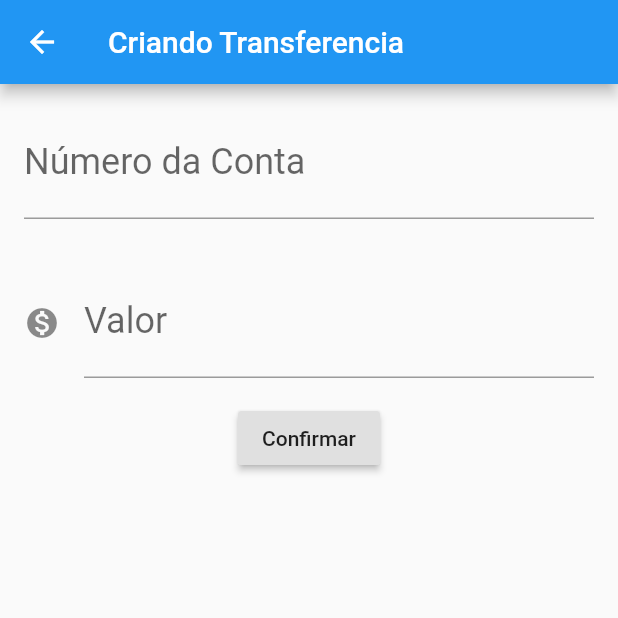
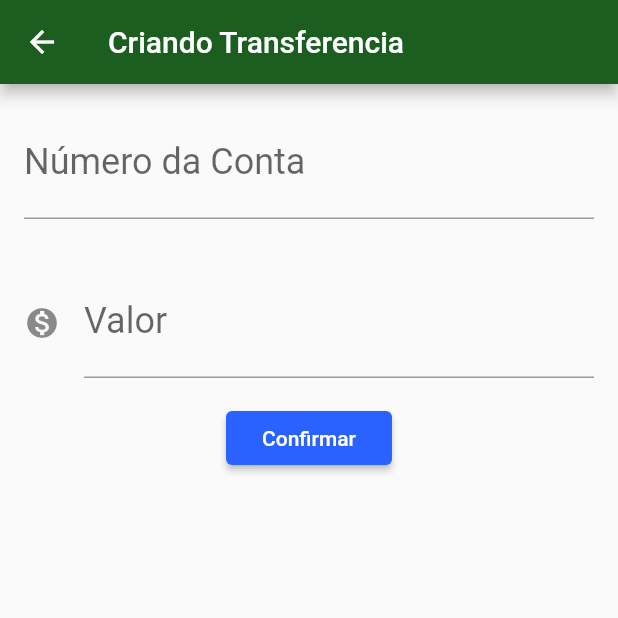
Before and after one commit to GMChristo/bytebank_Flutter, a Flutter app: the screen it shows after launch, after a tap on the "add" icon, on a phone screen of 412 x 824 dp, the top half of it. Run offline on Flutter 3.47's test engine with Material 2 defaults, Android fonts, the phone set to English and light mode, and no system bars.

Commit message:
05 - Utilizando StatefulWidgets

```diff
--- /dev/null
+++ b/lib/components/editor.dart
@@ -0,0 +1,39 @@
+import 'package:flutter/material.dart';
+
+class Editor extends StatelessWidget {
+  final TextEditingController controlador;
+  final String rotulo;
+  final String dica;
+  final IconData icone;
+
+  const Editor({
+    this.controlador,
+    this.rotulo,
+    this.dica,
+    this.icone,
+  }); //colocar os parametros no contrutor entre {} significa que sao opcionais
+
+  @override
+  Widget build(BuildContext context) {
+    return Padding(
+      padding: const EdgeInsets.all(
+          16.0), //padding cria o espaço entre os widgets, o .all aplica a toda a borda padding o msm valor
+      child: TextField(
+        controller: controlador,
+        style: TextStyle(
+            fontSize:
+                24.0 //define o tamanho da fonte que informa o nome do campo
+            ),
+        decoration: InputDecoration(
+          icon: icone != null
+              ? Icon(icone)
+              : null, //verifica se recebeu do contrutor um icone, se sim apresenta o icone se nao retorna null
+          labelText: rotulo, //apresenta o nome do campo
+          hintText: dica, //mostra uma dica quando o campo eh selecionado
+        ),
+        keyboardType: TextInputType
+            .number, //define o tipo de teclado que sera mostrado ao selecionar o campo, nesse caso teclado numerico
+      ),
+    );
+  }
+}
--- a/lib/main.dart
+++ b/lib/main.dart
@@ -1,3 +1,4 @@
+import 'package:bytebank/screens/transferencia/lista.dart';
 import 'package:flutter/material.dart';
 
 //https://api.flutter.dev/flutter/material/material-library.html - pagina do flutter com os widgets;
@@ -8,169 +9,15 @@ class BytebankApp extends StatelessWidget {
   @override
   Widget build(BuildContext context) {
     return MaterialApp(
-      home: Scaffold(
-        //aplica o widget de Scaffold, um layout;
-        body: ListaTransferencias(),
+      theme: ThemeData(
+        primaryColor: Colors.green[900],
+        accentColor: Colors.blueAccent[700],
+        buttonTheme: ButtonThemeData(
+          buttonColor: Colors.blueAccent[700],
+          textTheme: ButtonTextTheme.primary,
+        )
       ),
+      home: ListaTransferencias(),
     ); //implementa o uso do Material Design e informa para o MaterialApp que a pagina inicial eh a home;
   }
 }
-
-class FormularioTransferencia extends StatelessWidget {
-  final TextEditingController _controladorCampoNumeroConta =
-      TextEditingController();
-  final TextEditingController _controladorCampoValor = TextEditingController();
-
-  @override
-  Widget build(BuildContext context) {
-    return Scaffold(
-        appBar: AppBar(
-          title: Text('Criando Transferencia'),
-        ),
-        body: Column(
-          children: <Widget>[
-            Editor(
-              controlador: _controladorCampoNumeroConta,
-              dica: '0000',
-              rotulo: 'Número da Conta',
-            ),
-            Editor(
-              controlador: _controladorCampoValor,
-              dica: '0.00',
-              rotulo: 'Valor',
-              icone: Icons.monetization_on,
-            ),
-            RaisedButton(
-              child: Text('Confirmar'),
-              onPressed: () {
-                //tb pode ser escrito como: onPressed () => criaTransferencia()
-                _criaTransferencia(context);
-              },
-            ),
-          ],
-        ));
-  }
-
-  void _criaTransferencia(BuildContext context) {
-    final int numeroConta = int.tryParse(_controladorCampoNumeroConta
-        .text); //cria variavel para receber o num da conta, o parse converte ela de text para int
-    final double valor = double.tryParse(_controladorCampoValor.text);
-    if (numeroConta != null && valor != null) {
-      final transferenciaCriada = Transferencia(valor, numeroConta);
-      debugPrint(
-          '$transferenciaCriada'); //serve para apresentar msg no console, igual printf, '$transferenciaCriada' vai imprimir o valor da variavel
-          Navigator.pop(context, transferenciaCriada);
-    }
-  }
-}
-
-class Editor extends StatelessWidget {
-  final TextEditingController controlador;
-  final String rotulo;
-  final String dica;
-  final IconData icone;
-
-  const Editor(
-      {this.controlador,
-      this.rotulo,
-      this.dica,
-      this.icone}); //colocar os parametros no contrutor entre {} significa que sao opcionais
-
-  @override
-  Widget build(BuildContext context) {
-    return Padding(
-      padding: const EdgeInsets.all(
-          16.0), //padding cria o espaço entre os widgets, o .all aplica a toda a borda padding o msm valor
-      child: TextField(
-        controller: controlador,
-        style: TextStyle(
-            fontSize:
-                24.0 //define o tamanho da fonte que informa o nome do campo
-            ),
-        decoration: InputDecoration(
-          icon: icone != null
-              ? Icon(icone)
-              : null, //verifica se recebeu do contrutor um icone, se sim apresenta o icone se nao retorna null
-          labelText: rotulo, //apresenta o nome do campo
-          hintText: dica, //mostra uma dica quando o campo eh selecionado
-        ),
-        keyboardType: TextInputType
-            .number, //define o tipo de teclado que sera mostrado ao selecionar o campo, nesse caso teclado numerico
-      ),
-    );
-  }
-}
-
-class ListaTransferencias extends StatelessWidget {
-  //StatelessWidget nao tem a capacidade de alterar o conteudo diferente do StatefulWidget que consegue alterar o conteudo;
-
-  final List<Transferencia> _transferencias = List(); //cria uma lista de Transferencias
-
-  @override
-  Widget build(BuildContext context) {
-    return Scaffold(
-      appBar: AppBar(
-        //adiciona um widget de AppBar ao layout ja existente;
-        title:
-            Text('Transferências!'), //define o texto que eh mostrado na Appbar;
-      ),
-      body: ListView.builder(
-        itemCount: _transferencias.length, // define o tamanho da lista a ser apresentada na tela de acordo com a quantidade na List
-        itemBuilder: (context, indice){
-          final transferencia = _transferencias[indice];
-          return ItemTransferencia(transferencia);
-        },
-      ),
-      floatingActionButton: FloatingActionButton(
-        //adiciona um botao flutuante;
-        onPressed: () {
-          final Future<Transferencia> future = Navigator.push(
-            //Future implementa um callback que vai funcionar para receber uma possivel resposta durante a navegação
-            //O <Transferencia> esta informando que o retorno vai ser do tipo Transferencia
-            // Navigator.push eh o comando para implementar a mudança de tela
-            context,
-            MaterialPageRoute(builder: (context) {
-              //MaterialPageRoute eh usado para efetuar toda a tarefa de trasnsição de tela
-              return FormularioTransferencia();
-            }),
-          );
-          future.then((transferenciaRecebida){
-            debugPrint('$transferenciaRecebida');
-            _transferencias.add(transferenciaRecebida); //adiciona a transferencia que veio do future na lista
-          },);
-        },
-        child: Icon(Icons
-            .add), //child serve para colocar um widget dentro de outro widget;
-        //Icons - cria um botao, importando os estilos de Icon, e selecionando qual estilo usar em Icons.add;
-      ),
-    );
-  }
-}
-
-class ItemTransferencia extends StatelessWidget {
-  final Transferencia _transferencia; // o '_' indica que eh um atributo privado
-
-  ItemTransferencia(this._transferencia);
-
-  @override
-  Widget build(BuildContext context) {
-    return Card(
-        child: ListTile(
-      leading: Icon(Icons.monetization_on),
-      title: Text(_transferencia.valor.toString()),
-      subtitle: Text(_transferencia.numeroConta.toString()),
-    ));
-  }
-}
-
-class Transferencia {
-  final double valor;
-  final int numeroConta;
-
-  Transferencia(this.valor, this.numeroConta);
-
-  @override
-  String toString() {
-    return 'Transferencia{valor: $valor, numeroConta: $numeroConta}';
-  }
-}
--- /dev/null
+++ b/lib/models/transferencia/transferencia.dart
@@ -0,0 +1,11 @@
+class Transferencia {
+  final double valor;
+  final int numeroConta;
+
+  Transferencia(this.valor, this.numeroConta);
+
+  @override
+  String toString() {
+    return 'Transferencia{valor: $valor, numeroConta: $numeroConta}';
+  }
+}
--- /dev/null
+++ b/lib/screens/transferencia/formulario.dart
@@ -0,0 +1,69 @@
+import 'package:bytebank/components/editor.dart';
+import 'package:bytebank/models/transferencia/transferencia.dart';
+import 'package:flutter/material.dart';
+
+const _tituloAppBar = 'Criando Transferencia';
+const _dicaAppBar = '0000';
+const _rotuloAppBar = 'Número da Conta';
+const _dicaCampoNumeroConta = '0.00';
+const _rotuloCampoNumeroConta = 'Valor';
+const _textoBotaoConfirmar = 'Confirmar';
+
+class FormularioTransferencia extends StatefulWidget {
+
+  @override
+  State<StatefulWidget> createState() {
+    return FormularioTransferenciaState();
+  }
+}
+
+class FormularioTransferenciaState extends State<FormularioTransferencia> {
+
+  final TextEditingController _controladorCampoNumeroConta =
+      TextEditingController();
+  final TextEditingController _controladorCampoValor = TextEditingController();
+
+  @override
+  Widget build(BuildContext context) {
+    return Scaffold(
+        appBar: AppBar(
+          title: Text(_tituloAppBar),
+        ),
+        body: SingleChildScrollView(
+                  child: Column(
+            children: <Widget>[
+              Editor(
+                controlador: _controladorCampoNumeroConta,
+                dica: _dicaAppBar,
+                rotulo: _rotuloAppBar,
+              ),
+              Editor(
+                controlador: _controladorCampoValor,
+                dica: _dicaCampoNumeroConta,
+                rotulo: _rotuloCampoNumeroConta,
+                icone: Icons.monetization_on,
+              ),
+              RaisedButton(
+                child: Text(_textoBotaoConfirmar),
+                onPressed: () {
+                  //tb pode ser escrito como: onPressed () => criaTransferencia()
+                  _criaTransferencia(context);
+                },
+              ),
+            ],
+          ),
+        ));
+  }
+
+  void _criaTransferencia(BuildContext context) {
+    final int numeroConta = int.tryParse(_controladorCampoNumeroConta
+        .text); //cria variavel para receber o num da conta, o parse converte ela de text para int
+    final double valor = double.tryParse(_controladorCampoValor.text);
+    if (numeroConta != null && valor != null) {
+      final transferenciaCriada = Transferencia(valor, numeroConta);
+      debugPrint(
+          '$transferenciaCriada'); //serve para apresentar msg no console, igual printf, '$transferenciaCriada' vai imprimir o valor da variavel, pode tirar
+          Navigator.pop(context, transferenciaCriada);
+    }
+  }
+}
--- /dev/null
+++ b/lib/screens/transferencia/lista.dart
@@ -0,0 +1,81 @@
+import 'package:bytebank/models/transferencia/transferencia.dart';
+import 'package:bytebank/screens/transferencia/formulario.dart';
+import 'package:flutter/material.dart';
+
+const _tituloAppBar = 'Transferências!';
+
+class ListaTransferencias extends StatefulWidget {
+  //StatelessWidget nao tem a capacidade de alterar o conteudo diferente do StatefulWidget que consegue alterar o conteudo;
+
+  final List<Transferencia> _transferencias = List(); //cria uma lista de Transferencias
+
+  @override
+  State<StatefulWidget> createState() {
+    return ListaTransferenciasState();
+  }
+}
+
+class ListaTransferenciasState extends State<ListaTransferencias>{
+  @override
+  Widget build(BuildContext context) {
+    return Scaffold(
+      appBar: AppBar(
+        //adiciona um widget de AppBar ao layout ja existente;
+        title:
+            Text(_tituloAppBar), //define o texto que eh mostrado na Appbar;
+      ),
+      body: ListView.builder(
+        itemCount: widget._transferencias.length, // define o tamanho da lista a ser apresentada na tela de acordo com a quantidade na List
+        itemBuilder: (context, indice){
+          final transferencia = widget._transferencias[indice];
+          return ItemTransferencia(transferencia);
+        },
+      ),
+      floatingActionButton: FloatingActionButton(
+        //adiciona um botao flutuante;
+        onPressed: () {
+          final Future<Transferencia> future = Navigator.push(
+            //Future implementa um callback que vai funcionar para receber uma possivel resposta durante a navegação
+            //O <Transferencia> esta informando que o retorno vai ser do tipo Transferencia
+            // Navigator.push eh o comando para implementar a mudança de tela
+            context,
+            MaterialPageRoute(builder: (context) {
+              //MaterialPageRoute eh usado para efetuar toda a tarefa de trasnsição de tela
+              return FormularioTransferencia();
+            }),
+          );
+          future.then((transferenciaRecebida){
+            _atualiza(transferenciaRecebida);
+          },);
+        },
+        child: Icon(Icons
+            .add), //child serve para colocar um widget dentro de outro widget;
+        //Icons - cria um botao, importando os estilos de Icon, e selecionando qual estilo usar em Icons.add;
+      ),
+    );
+  }
+
+  void _atualiza(Transferencia transferenciaRecebida) {
+    if(transferenciaRecebida != null){ //if usado para caso a pessoa volte para pagina anterior sem adicionar nada nao de erro no sistema
+      setState(() { //setState e usado para atualizar dinamicamente o statefulwidget, sem isso a pagina nao vai atualizar automaticamente
+        widget._transferencias.add(transferenciaRecebida); //adiciona a transferencia que veio do future na lista
+      });
+    }
+  }
+}
+
+class ItemTransferencia extends StatelessWidget {
+  final Transferencia _transferencia; // o '_' indica que eh um atributo privado
+
+  ItemTransferencia(this._transferencia);
+
+  @override
+  Widget build(BuildContext context) {
+    return Card(
+        child: ListTile(
+      leading: Icon(Icons.monetization_on),
+      title: Text(_transferencia.valor.toString()),
+      subtitle: Text(_transferencia.numeroConta.toString()),
+    ));
+  }
+}
```
Also changed, not shown: 1 other file.
